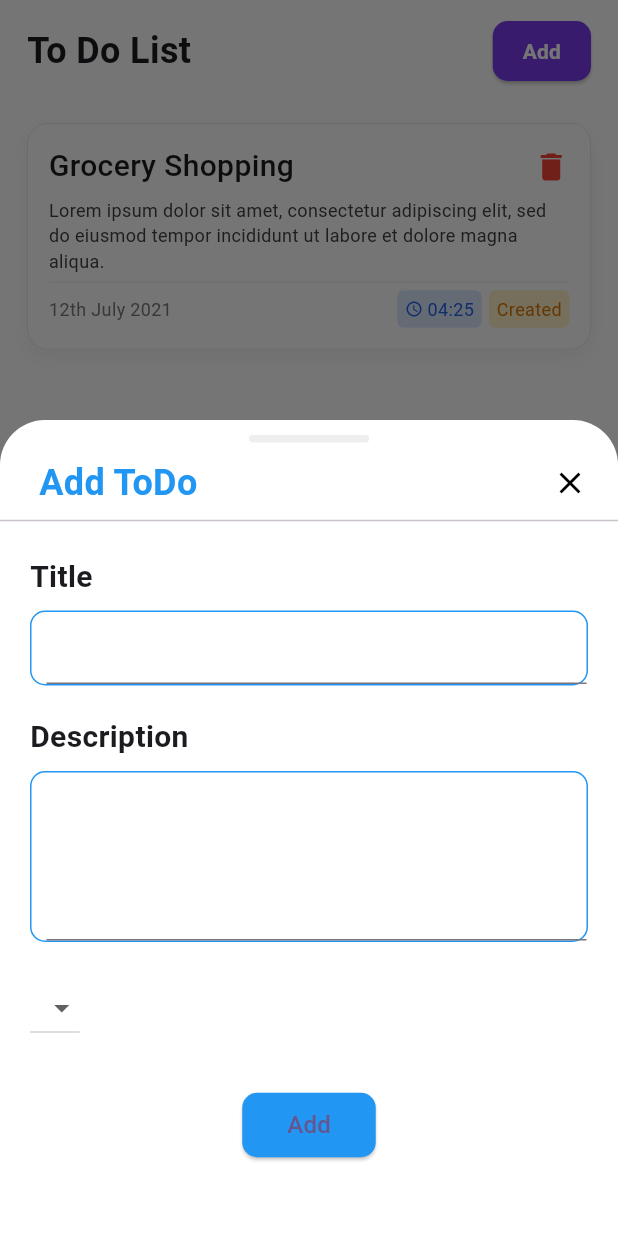
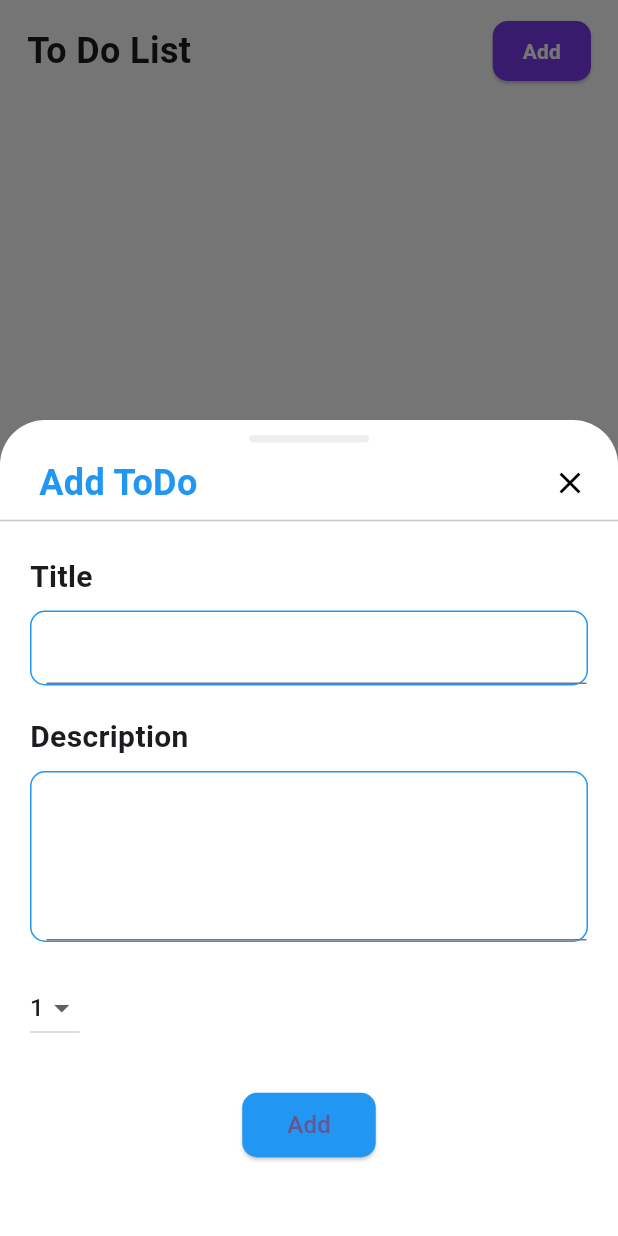
Before and after one commit to rutviksorathia/to_do_list, a Flutter app: the screen it shows after launch, after a tap on "Add", on a phone screen of 412 x 824 dp. Run offline on Flutter 3.47's test engine with Material 3 defaults, Android fonts, the phone set to English and light mode, and no system bars; our stand-ins replace get, hive, hive_flutter, smooth_corner, stacked; accounts and stored records are empty.

Commit message:
Feat: toDo details view implementation

```diff
--- a/lib/models/toDoList/addToDoList.dart
+++ b/lib/models/toDoList/addToDoList.dart
@@ -4,18 +4,15 @@ class AddToDoList {
   String id;
   String title;
   String description;
-  String status;
   int time;
-
-  DateTime? createdDate;
+  DateTime createdDate;
 
   AddToDoList({
     required this.id,
     required this.title,
     required this.description,
-    required this.status,
     required this.time,
-    this.createdDate,
+    required this.createdDate,
   });
 
   Map<String, dynamic> toMap() {
@@ -23,9 +20,8 @@ class AddToDoList {
       'id': id,
       'title': title,
       'description': description,
-      'status': status,
       'time': time,
-      'createdDate': createdDate,
+      'createdDate': createdDate.millisecondsSinceEpoch,
     };
   }
 }
--- a/lib/models/toDoList/modelToDoList.dart
+++ b/lib/models/toDoList/modelToDoList.dart
@@ -6,6 +6,7 @@ class ToDoList {
   String description;
   ToDoStatus status;
   int timer;
+  DateTime createdDate;
 
   ToDoList({
     required this.id,
@@ -13,6 +14,7 @@ class ToDoList {
     required this.description,
     required this.status,
     required this.timer,
+    required this.createdDate,
   });
 
   factory ToDoList.fromMap(Map<dynamic, dynamic> map) {
@@ -22,6 +24,7 @@ class ToDoList {
       description: map['description'],
       status: ToDoStatus.created,
       timer: map['time'],
+      createdDate: DateTime.fromMillisecondsSinceEpoch(map['createdDate']),
     );
   }
 }
--- /dev/null
+++ b/lib/ui/views/to_do_details/to_do_details_viewmodel.dart
@@ -0,0 +1,3 @@
+import 'package:stacked/stacked.dart';
+
+class TodoDetailsViewModel extends BaseViewModel {}
--- a/lib/ui/views/to_do_list/to_do_list_view.dart
+++ b/lib/ui/views/to_do_list/to_do_list_view.dart
@@ -1,6 +1,9 @@
 import 'package:flutter/material.dart';
+import 'package:flutter/widgets.dart';
 import 'package:get/route_manager.dart';
 import 'package:stacked/stacked.dart';
+import 'package:to_do_list/models/toDoList/modelToDoList.dart';
+import 'package:to_do_list/ui/views/to_do_details/to_do_details_view.dart';
 import 'package:to_do_list/ui/views/to_do_list/to_do_list_viewmodel.dart';
 import 'package:to_do_list/ui/views/to_do_upsert/to_do_upsert_view.dart';
 
@@ -12,7 +15,7 @@ class ToDoListView extends StatelessWidget {
     return ViewModelBuilder<ToDoListViewModel>.reactive(
       viewModelBuilder: () => ToDoListViewModel(),
       onViewModelReady: (model) {
-        // model.fetchTodos();
+        model.fetchData();
       },
       builder: ((context, model, child) {
         return Scaffold(
@@ -46,13 +49,7 @@ class ToDoListView extends StatelessWidget {
                         ),
                       ),
                       child: GestureDetector(
-                        onTap: () {
-                          Get.bottomSheet(
-                            const TodoUpsertView(),
-                            useRootNavigator: true,
-                            isScrollControlled: true,
-                          );
-                        },
+                        onTap: () => model.handleAddToDoButtonTap(),
                         child: const Text(
                           'Add',
                           style: TextStyle(
@@ -66,10 +63,14 @@ class ToDoListView extends StatelessWidget {
                   ],
                 ),
                 const SizedBox(height: 24),
-                // ...model.toDoList.map(
-                //   (e) => const TodoListItem(),
-                // ),
-                const TodoListItem(),
+                if (model.busy(model.fetchData))
+                  const Center(child: CircularProgressIndicator())
+                else
+                  ...model.toDoList.map(
+                    (e) => TodoListItem(
+                      toDoList: e,
+                    ),
+                  ),
               ],
             ),
           ),
@@ -80,8 +81,10 @@ class ToDoListView extends StatelessWidget {
 }
 
 class TodoListItem extends StatelessWidget {
+  final ToDoList toDoList;
   const TodoListItem({
     super.key,
+    required this.toDoList,
   });
 
   @override
@@ -106,17 +109,17 @@ class TodoListItem extends StatelessWidget {
       ),
       child: Column(
         children: [
-          const Row(
+          Row(
             children: [
               Text(
-                'Grocery Shopping',
-                style: TextStyle(
+                toDoList.title,
+                style: const TextStyle(
                   fontSize: 20,
                   fontWeight: FontWeight.w500,
                 ),
               ),
-              Spacer(),
-              Icon(
+              const Spacer(),
+              const Icon(
                 Icons.delete,
                 color: Colors.red,
               ),
@@ -124,7 +127,7 @@ class TodoListItem extends StatelessWidget {
           ),
           const SizedBox(height: 6),
           Text(
-            'Lorem ipsum dolor sit amet, consectetur adipiscing elit, sed do eiusmod tempor incididunt ut labore et dolore magna aliqua.',
+            toDoList.description,
             style: TextStyle(
               fontSize: 12,
               color: Colors.grey.shade800,
@@ -138,9 +141,9 @@ class TodoListItem extends StatelessWidget {
           const SizedBox(height: 5),
           Row(
             children: [
-              const Text(
-                '12th July 2021',
-                style: TextStyle(
+              Text(
+                toDoList.createdDate.toString(),
+                style: const TextStyle(
                   fontSize: 12,
                   color: Color(0xFF7B7B7B),
                 ),
@@ -157,17 +160,17 @@ class TodoListItem extends StatelessWidget {
                       color: const Color(0xFFDBEAFE),
                       borderRadius: BorderRadius.circular(4),
                     ),
-                    child: const Row(
+                    child: Row(
                       children: [
-                        Icon(
+                        const Icon(
                           Icons.access_time,
                           size: 12,
                           color: Color(0xFF2563EB),
                         ),
-                        SizedBox(width: 3),
+                        const SizedBox(width: 3),
                         Text(
-                          '04:25',
-                          style: TextStyle(
+                          toDoList.timer.toString(),
+                          style: const TextStyle(
                             fontSize: 12,
                             color: Color(0xFF2563EB),
                           ),
--- a/lib/ui/views/to_do_list/to_do_list_viewmodel.dart
+++ b/lib/ui/views/to_do_list/to_do_list_viewmodel.dart
@@ -1,10 +1,12 @@
 import 'package:flutter/material.dart';
+import 'package:get/route_manager.dart';
 import 'package:hive/hive.dart';
 import 'package:stacked/stacked.dart';
 import 'package:to_do_list/models/toDoList/addToDoList.dart';
 import 'package:to_do_list/models/toDoList/listToDoList.dart';
 import 'package:to_do_list/models/toDoList/modelToDoList.dart';
 import 'package:to_do_list/ui/utils/extensions/p_utils.dart';
+import 'package:to_do_list/ui/views/to_do_upsert/to_do_upsert_view.dart';
 
 enum ToDoStatus {
   created,
@@ -20,29 +22,27 @@ class ToDoListViewModel extends BaseViewModel {
 
   ToDoList? addingDat;
 
-  Future<void> addData() async {
-    String id = getRandomString(10);
-    try {
-      addTodoList(
-        addingToDo: AddToDoList(
-          id: id,
-          title: nameController.text,
-          description: numberController.text,
-          status: ToDoStatus.created.toString(),
-          time: 0,
-        ),
-      );
-      notifyListeners();
-    } catch (e) {
-      print(e);
-    }
-  }
-
   List<ToDoList> toDoList = [];
 
   Future<void> fetchData() async {
-    toDoList = await getToDoList();
-
+    try {
+      setBusyForObject(fetchData, true);
+      toDoList = await getToDoList();
+    } finally {
+      setBusyForObject(fetchData, false);
+    }
     notifyListeners();
   }
+
+  Future<void> handleAddToDoButtonTap() async {
+    var result = await Get.bottomSheet<bool>(
+      const TodoUpsertView(),
+      useRootNavigator: true,
+      isScrollControlled: true,
+    );
+
+    if (result != null && result == true) {
+      fetchData();
+    }
+  }
 }
--- a/lib/ui/views/to_do_upsert/to_do_upsert_view.dart
+++ b/lib/ui/views/to_do_upsert/to_do_upsert_view.dart
@@ -153,12 +153,12 @@ class TodoUpsertView extends StatelessWidget {
                         ),
                       ),
                       const SizedBox(height: 20),
-                      DropdownButton<String>(
+                      DropdownButton<int>(
                         value: model.selectedTime,
                         items: model.time.map((t) {
-                          return DropdownMenuItem<String>(
+                          return DropdownMenuItem<int>(
                             value: t,
-                            child: Text(t),
+                            child: Text(t.toString()),
                           );
                         }).toList(),
                         onChanged: (value) =>
@@ -171,9 +171,8 @@ class TodoUpsertView extends StatelessWidget {
                 const SizedBox(height: 20),
                 Center(
                   child: ElevatedButton(
-                    onPressed: () {
-                      // model.handleUpdateButtonTap();
-                    },
+                    onPressed:
+                        isEditMode ? () {} : () => model.addToDoDetails(),
                     style: ElevatedButton.styleFrom(
                       backgroundColor: Colors.blue,
                       padding: const EdgeInsets.symmetric(
--- a/lib/ui/views/to_do_upsert/to_do_upsert_viewmodel.dart
+++ b/lib/ui/views/to_do_upsert/to_do_upsert_viewmodel.dart
@@ -1,23 +1,44 @@
 import 'package:flutter/material.dart';
+import 'package:get/route_manager.dart';
 import 'package:stacked/stacked.dart';
+import 'package:to_do_list/models/toDoList/addToDoList.dart';
+import 'package:to_do_list/models/toDoList/modelToDoList.dart';
+import 'package:to_do_list/ui/utils/extensions/p_utils.dart';
 
 class TodoUpsertViewModel extends BaseViewModel {
   TextEditingController titleController = TextEditingController();
   TextEditingController descriptionController = TextEditingController();
 
-  List<String> time = [
-    '1',
-    '2',
-    '3',
-    '4',
-    '5',
-  ];
+  List<int> time = [1, 2, 3, 4, 5];
 
-  String? selectedTime;
+  int selectedTime = 1;
 
-  Future<void> handleBaseCurrencyChange(String? value) async {
+  Future<void> handleBaseCurrencyChange(int? value) async {
     if (value == null) return;
     selectedTime = value;
     notifyListeners();
   }
+
+  ToDoList? addingDat;
+
+  Future<void> addToDoDetails() async {
+    String id = getRandomString(10);
+    try {
+      await addTodoList(
+        addingToDo: AddToDoList(
+          id: id,
+          title: titleController.text,
+          description: descriptionController.text,
+          time: selectedTime,
+          createdDate: DateTime.now(),
+        ),
+      );
+
+      Get.back(result: true);
+
+      notifyListeners();
+    } catch (e) {
+      print(e);
+    }
+  }
 }
```
Also changed, not shown: lib/ui/views/to_do_details/to_do_details_view.dart (added, +158 -0 lines).
